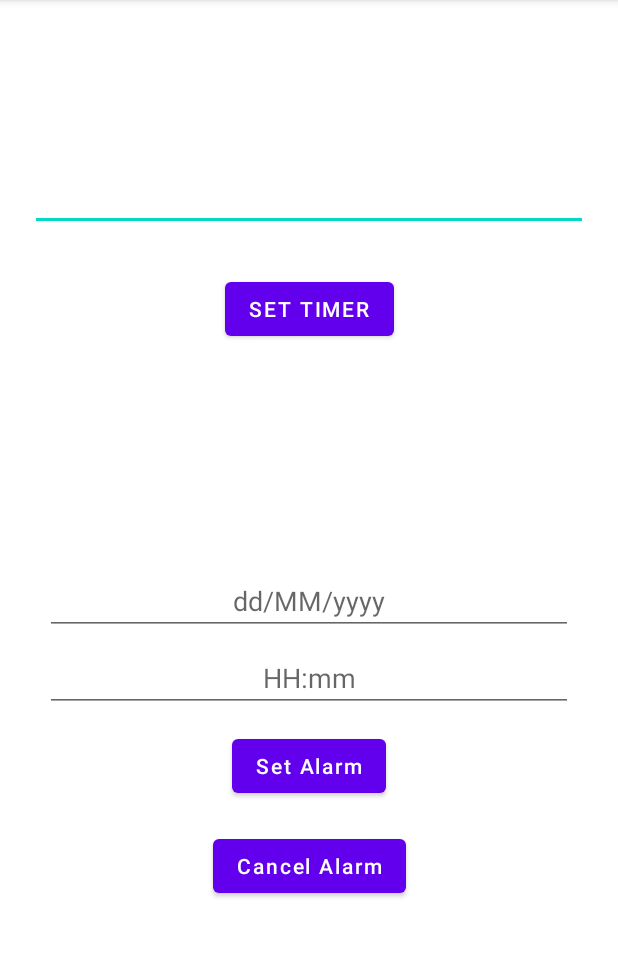
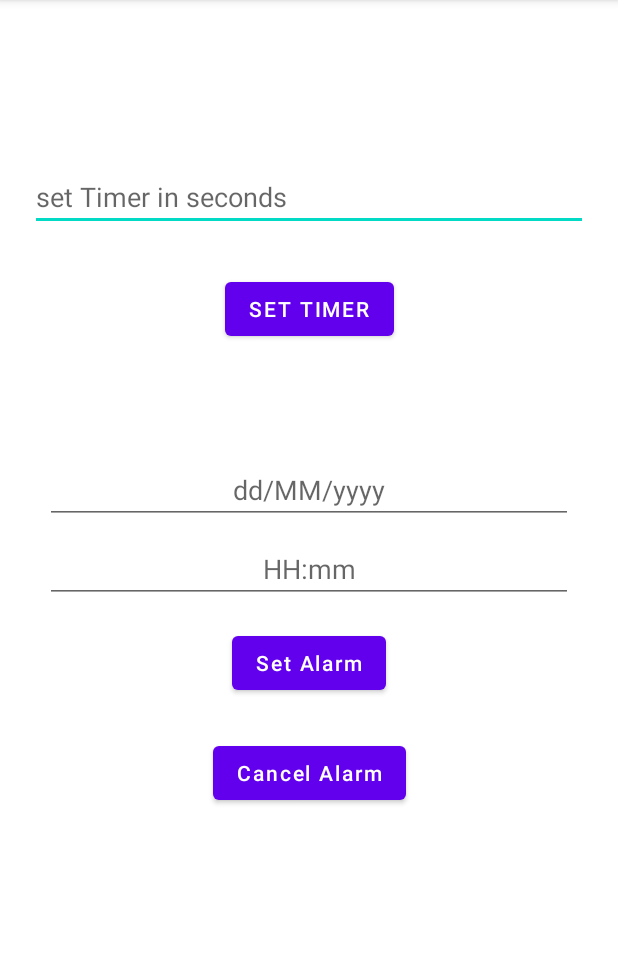
Before and after one commit to yashprakashinfotech/My-Alarm, an Android app: the screen it shows after launch (MainActivity), on a phone screen of 412 x 824 dp, the part 84-1041 px from its top. Run offline under Robolectric (Android 15) with nearby library versions, the phone set to English and light mode, and no system bars.

```diff
--- a/app/src/main/java/com/yash/myalarm/MainActivity.kt
+++ b/app/src/main/java/com/yash/myalarm/MainActivity.kt
@@ -10,6 +10,7 @@ import android.text.format.DateFormat
 import android.util.Log
 import android.widget.Button
 import android.widget.EditText
+import android.widget.TextView
 import android.widget.Toast
 import androidx.appcompat.app.AppCompatActivity
 import com.google.android.material.timepicker.MaterialTimePicker
--- a/app/src/main/java/com/yash/myalarm/MyTimerReceiver.kt
+++ b/app/src/main/java/com/yash/myalarm/MyTimerReceiver.kt
@@ -1,12 +1,9 @@
 package com.yash.myalarm
 
-import android.app.NotificationManager
 import android.app.PendingIntent
 import android.content.BroadcastReceiver
 import android.content.Context
 import android.content.Intent
-import android.media.MediaPlayer
-import android.provider.Settings
 import androidx.core.app.NotificationCompat
 import androidx.core.app.NotificationManagerCompat
 
@@ -33,6 +30,7 @@ class MyTimerReceiver : BroadcastReceiver() {
             .setDefaults(NotificationCompat.DEFAULT_ALL)
             .setPriority(NotificationCompat.PRIORITY_HIGH)
             .setContentIntent(pendingIntent)
+            .addAction(R.drawable.ic_notifications,"Stop",pendingIntent)
 
         val notificationManager = NotificationManagerCompat.from(context)
         notificationManager.notify(123,builder.build())
--- a/app/src/main/res/layout/activity_main.xml
+++ b/app/src/main/res/layout/activity_main.xml
@@ -12,18 +12,20 @@
         android:layout_height="wrap_content"
         android:layout_marginHorizontal="20dp"
         android:inputType="number"
+        android:hint="@string/set_timer_in_seconds"
         app:layout_constraintBottom_toBottomOf="parent"
         app:layout_constraintEnd_toEndOf="parent"
         app:layout_constraintStart_toStartOf="parent"
         app:layout_constraintTop_toTopOf="parent"
-        app:layout_constraintVertical_bias="0.15" />
+        app:layout_constraintVertical_bias="0.15"
+        tools:ignore="Autofill" />
 
     <Button
         android:id="@+id/btnTimer"
         android:layout_width="wrap_content"
         android:layout_height="wrap_content"
 
-        android:text="Set Timer"
+        android:text="@string/set_timer"
 
         app:layout_constraintBottom_toBottomOf="parent"
         app:layout_constraintEnd_toEndOf="parent"
@@ -35,7 +37,7 @@
         android:id="@+id/etMTimePicker"
         android:layout_width="match_parent"
         android:layout_height="45dp"
-        android:hint="HH:mm"
+        android:hint="@string/hh_mm"
         android:layout_marginHorizontal="30dp"
 
         android:textAlignment="center"
@@ -63,12 +65,12 @@
         android:cursorVisible="false"
         android:focusable="false"
         android:focusableInTouchMode="false"
-        android:hint="dd/MM/yyyy"
+        android:hint="@string/dd_mm_yyyy"
         app:layout_constraintBottom_toBottomOf="parent"
         app:layout_constraintEnd_toEndOf="parent"
         app:layout_constraintStart_toStartOf="parent"
         app:layout_constraintTop_toBottomOf="@+id/btnTimer"
-        app:layout_constraintVertical_bias="0.3"
+        app:layout_constraintVertical_bias="0.15"
         tools:ignore="Autofill,LabelFor,MissingConstraints,RtlSymmetry,TextFields" />
 
     <Button
--- a/app/src/main/res/layout/activity_stop.xml
+++ b/app/src/main/res/layout/activity_stop.xml
@@ -10,7 +10,7 @@
         android:id="@+id/btnStop"
         android:layout_width="wrap_content"
         android:layout_height="wrap_content"
-        android:text="Stop"
+        android:text="@string/stop"
         app:layout_constraintBottom_toBottomOf="parent"
         app:layout_constraintEnd_toEndOf="parent"
         app:layout_constraintStart_toStartOf="parent"
--- a/app/src/main/res/values/strings.xml
+++ b/app/src/main/res/values/strings.xml
@@ -1,3 +1,8 @@
 <resources>
     <string name="app_name">My Alarm</string>
+    <string name="set_timer_in_seconds">set Timer in seconds</string>
+    <string name="set_timer">Set Timer</string>
+    <string name="hh_mm">HH:mm</string>
+    <string name="dd_mm_yyyy">dd/MM/yyyy</string>
+    <string name="stop">Stop</string>
 </resources>
```
